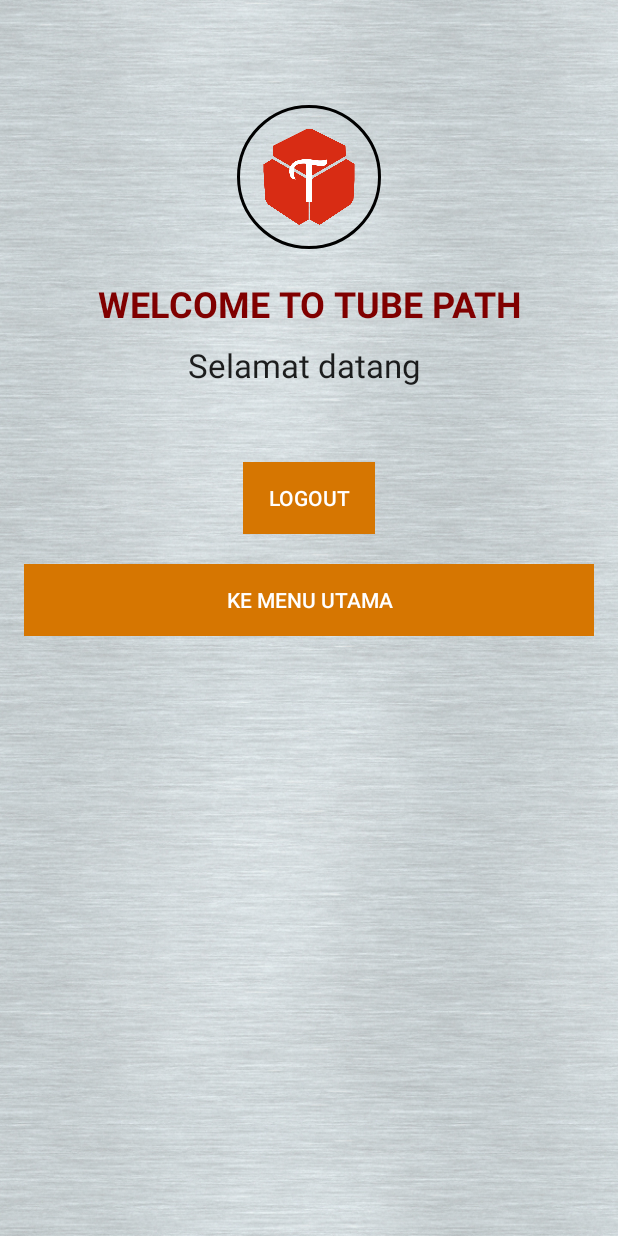
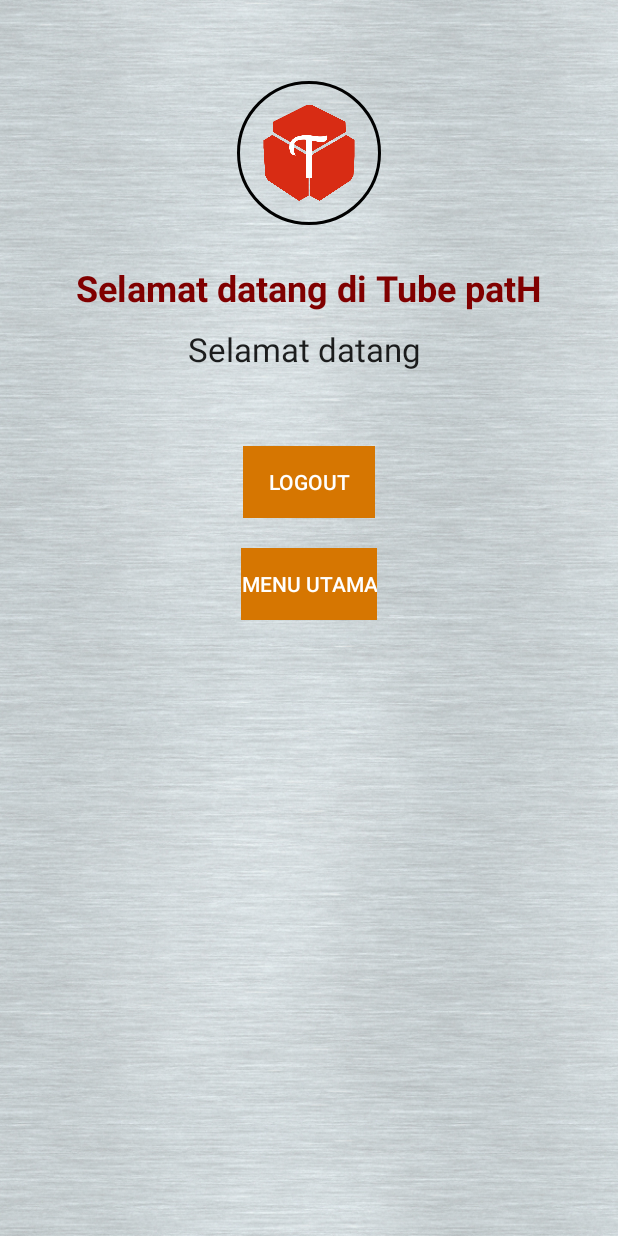
Before and after one commit to rizkyghofur/TubepatH, an Android app: the ProfileActivity screen opened directly, with no data from a screen before it, on a phone screen of 412 x 824 dp. Run offline under Robolectric (Android 15) with nearby library versions, the phone set to English and light mode, and no system bars; our stand-ins replace CircleImageView, Firebase (no records; nobody signed in at launch, a user with empty details on screens opened directly); Roboto replaces fonts that are not available here.

Commit message:
perubahan pada profile dimana peletakkan tombol dan string diperbarui

```diff
--- a/app/src/main/res/layout/activity_profile.xml
+++ b/app/src/main/res/layout/activity_profile.xml
@@ -4,42 +4,38 @@
     android:layout_width="match_parent"
     android:layout_height="match_parent"
     xmlns:app="http://schemas.android.com/apk/res-auto"
-    android:paddingBottom="@dimen/activity_vertical_margin"
-    android:paddingLeft="@dimen/activity_horizontal_margin"
     android:background="@drawable/bground"
-    android:paddingRight="@dimen/activity_horizontal_margin"
-    android:paddingTop="@dimen/activity_vertical_margin"
     tools:context="com.rizkyghofur.tubepath.ProfileActivity">
 
     <LinearLayout
-        android:orientation="vertical"
+        android:id="@+id/bottom_navigation"
         android:layout_width="match_parent"
         android:layout_height="match_parent"
-        android:layout_centerVertical="true"
-        android:layout_centerHorizontal="true">
+        android:layout_centerInParent="true"
+        android:orientation="vertical">
 
         <de.hdodenhof.circleimageview.CircleImageView
             android:id="@+id/profile_image"
             android:layout_width="96dp"
             android:layout_height="96dp"
-            android:src="@drawable/logo"
-            app:civ_border_width="2dp"
-            app:civ_border_color="#FF000000"
-            android:layout_gravity="center"
             android:layout_alignParentTop="true"
             android:layout_centerHorizontal="true"
-            android:layout_marginTop="54dp"/>
+            android:layout_gravity="center"
+            android:layout_marginTop="54dp"
+            android:src="@drawable/logo"
+            app:civ_border_color="#FF000000"
+            app:civ_border_width="2dp" />
 
         <TextView
             android:layout_width="wrap_content"
             android:layout_height="wrap_content"
-            android:layout_marginTop="20dp"
+            android:layout_gravity="center"
+            android:layout_marginTop="25dp"
             android:gravity="center"
-            android:text="WELCOME TO TUBE PATH"
+            android:text="Selamat datang di Tube patH"
+            android:textColor="@color/bg_screen1"
             android:textSize="24dp"
-            android:textColor="@color/bg_screen1"
-            android:textStyle="bold"
-            android:layout_gravity="center"/>
+            android:textStyle="bold" />
 
         <TextView
             android:id="@+id/textViewUserEmail"
@@ -51,24 +47,25 @@
             android:textAppearance="?android:attr/textAppearanceLarge" />
 
         <Button
+            android:id="@+id/buttonLogout"
             android:layout_width="wrap_content"
             android:layout_height="wrap_content"
-            android:text="Logout"
-            android:id="@+id/buttonLogout"
+            android:layout_gravity="center_horizontal"
             android:layout_marginTop="50dp"
             android:background="#d67601"
-            android:textColor="#FFFFFF"
-            android:layout_gravity="center_horizontal" />
+            android:text="Logout"
+            android:textColor="#FFFFFF" />
 
         <Button
             android:id="@+id/buttonMenu"
-            android:layout_width="fill_parent"
+            android:layout_width="wrap_content"
             android:layout_height="wrap_content"
             android:layout_gravity="center_horizontal"
             android:layout_marginTop="20dp"
             android:background="#d67601"
-            android:textColor="#FFFFFF"
-            android:text="Ke Menu Utama" />
+            android:text="Menu Utama"
+            android:textColor="#FFFFFF" />
 
     </LinearLayout>
+
 </RelativeLayout>
```
